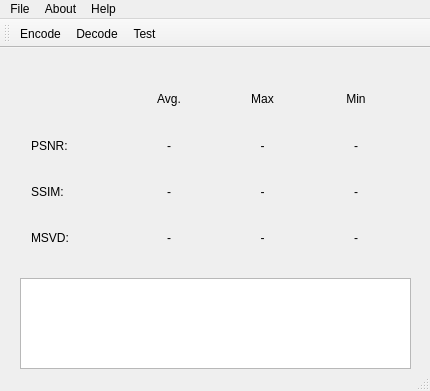
This is mainwindow.ui in honzabilek4/VideoCodecs as Qt 5 draws it before an edit. The edited form follows.
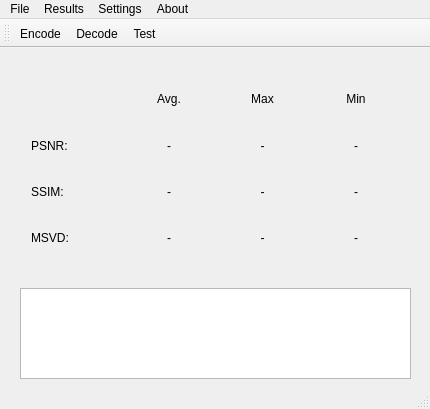
This is the edited form.

Diff of the .ui file:
```diff
--- a/mainwindow.ui
+++ b/mainwindow.ui
@@ -7,7 +7,7 @@
     <x>0</x>
     <y>0</y>
     <width>430</width>
-    <height>391</height>
+    <height>409</height>
    </rect>
   </property>
   <property name="sizePolicy">
@@ -24,13 +24,13 @@
     <property name="geometry">
      <rect>
       <x>20</x>
-      <y>230</y>
+      <y>240</y>
       <width>391</width>
       <height>91</height>
      </rect>
     </property>
    </widget>
-   <widget class="QWidget" name="">
+   <widget class="QWidget" name="layoutWidget">
     <property name="geometry">
      <rect>
       <x>20</x>
@@ -234,14 +234,22 @@
      <string>About</string>
     </property>
    </widget>
-   <widget class="QMenu" name="menuHelp">
+   <widget class="QMenu" name="menuResults">
     <property name="title">
-     <string>Help</string>
+     <string>Results</string>
     </property>
+    <addaction name="actionExport_CSV"/>
+   </widget>
+   <widget class="QMenu" name="menuSettings">
+    <property name="title">
+     <string>Settings</string>
+    </property>
+    <addaction name="actionGeneral_settings"/>
    </widget>
    <addaction name="menuFile"/>
+   <addaction name="menuResults"/>
+   <addaction name="menuSettings"/>
    <addaction name="menuAbout"/>
-   <addaction name="menuHelp"/>
   </widget>
   <widget class="QToolBar" name="mainToolBar">
    <attribute name="toolBarArea">
```
Left out of the diff: 10 changed lines with no effect on the pictures.
